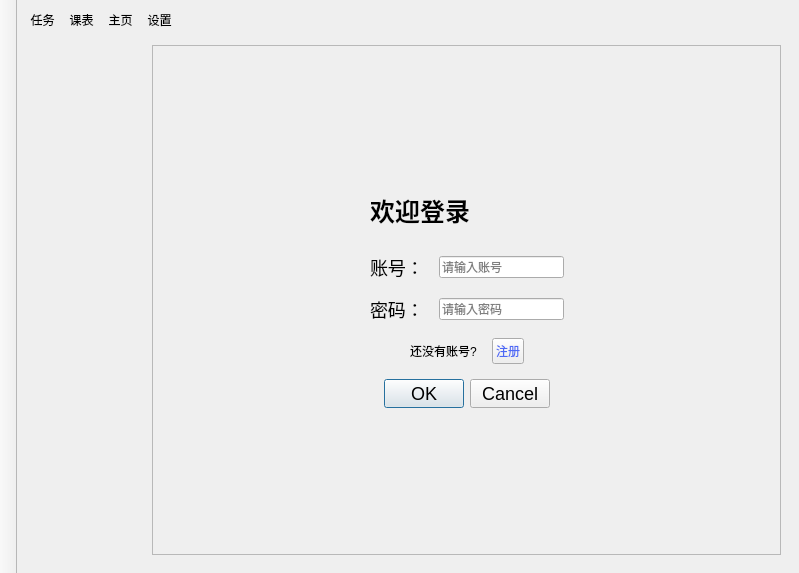
The window that mainwindow.ui (evtrouble/ham) describes before a commit, drawn with Qt 5.
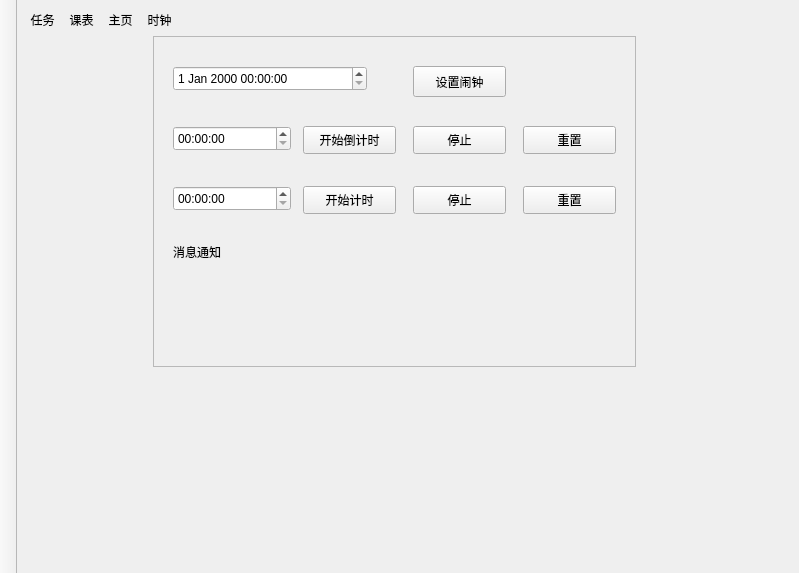
The same window after the commit. Icons and pictures are not drawn. Custom widgets are drawn as their Qt base class.

```diff
--- a/mainwindow.ui
+++ b/mainwindow.ui
@@ -134,7 +134,7 @@
 border: 0;</string>
       </property>
       <property name="text">
-       <string>设置</string>
+       <string>时钟</string>
       </property>
       <property name="icon">
        <iconset resource="img.qrc">
@@ -1093,6 +1093,158 @@
         </item>
        </layout>
       </widget>
+      <widget class="QWidget" name="clock">
+       <widget class="QFrame" name="frame_8">
+        <property name="geometry">
+         <rect>
+          <x>10</x>
+          <y>0</y>
+          <width>483</width>
+          <height>331</height>
+         </rect>
+        </property>
+        <property name="frameShape">
+         <enum>QFrame::Shape::StyledPanel</enum>
+        </property>
+        <property name="frameShadow">
+         <enum>QFrame::Shadow::Raised</enum>
+        </property>
+        <widget class="QPushButton" name="setAlarmBtn">
+         <property name="geometry">
+          <rect>
+           <x>260</x>
+           <y>30</y>
+           <width>93</width>
+           <height>31</height>
+          </rect>
+         </property>
+         <property name="text">
+          <string>设置闹钟</string>
+         </property>
+        </widget>
+        <widget class="QPushButton" name="startCountdownBtn">
+         <property name="geometry">
+          <rect>
+           <x>150</x>
+           <y>90</y>
+           <width>93</width>
+           <height>28</height>
+          </rect>
+         </property>
+         <property name="text">
+          <string>开始倒计时</string>
+         </property>
+        </widget>
+        <widget class="QPushButton" name="startStopwatchBtn">
+         <property name="geometry">
+          <rect>
+           <x>150</x>
+           <y>150</y>
+           <width>93</width>
+           <height>28</height>
+          </rect>
+         </property>
+         <property name="text">
+          <string>开始计时</string>
+         </property>
+        </widget>
+        <widget class="QTimeEdit" name="countdownTimeEdit">
+         <property name="geometry">
+          <rect>
+           <x>20</x>
+           <y>90</y>
+           <width>118</width>
+           <height>25</height>
+          </rect>
+         </property>
+        </widget>
+        <widget class="QPushButton" name="resetCountdownBtn">
+         <property name="geometry">
+          <rect>
+           <x>370</x>
+           <y>90</y>
+           <width>93</width>
+           <height>28</height>
+          </rect>
+         </property>
+         <property name="text">
+          <string>重置</string>
+         </property>
+        </widget>
+        <widget class="QPushButton" name="resetStopwatchBtn">
+         <property name="geometry">
+          <rect>
+           <x>370</x>
+           <y>150</y>
+           <width>93</width>
+           <height>28</height>
+          </rect>
+         </property>
+         <property name="text">
+          <string>重置</string>
+         </property>
+        </widget>
+        <widget class="QPushButton" name="stopCountdownBtn">
+         <property name="geometry">
+          <rect>
+           <x>260</x>
+           <y>90</y>
+           <width>93</width>
+           <height>28</height>
+          </rect>
+         </property>
+         <property name="text">
+          <string>停止</string>
+         </property>
+        </widget>
+        <widget class="QPushButton" name="stopStopwatchBtn">
+         <property name="geometry">
+          <rect>
+           <x>260</x>
+           <y>150</y>
+           <width>93</width>
+           <height>28</height>
+          </rect>
+         </property>
+         <property name="text">
+          <string>停止</string>
+         </property>
+        </widget>
+        <widget class="QDateTimeEdit" name="alarmTimeEdit">
+         <property name="geometry">
+          <rect>
+           <x>20</x>
+           <y>30</y>
+           <width>194</width>
+           <height>25</height>
+          </rect>
+         </property>
+        </widget>
+        <widget class="QTimeEdit" name="stopwatchTimeEdit">
+         <property name="geometry">
+          <rect>
+           <x>20</x>
+           <y>150</y>
+           <width>118</width>
+           <height>25</height>
+          </rect>
+         </property>
+        </widget>
+        <widget class="QLabel" name="notificationLabel">
+         <property name="geometry">
+          <rect>
+           <x>20</x>
+           <y>200</y>
+           <width>101</width>
+           <height>31</height>
+          </rect>
+         </property>
+         <property name="text">
+          <string>消息通知</string>
+         </property>
+        </widget>
+       </widget>
+      </widget>
       <widget class="QWidget" name="login">
        <layout class="QGridLayout" name="gridLayout_8">
         <item row="0" column="0">
```
Left out of the diff: 2 changed lines with no effect on the pictures.
